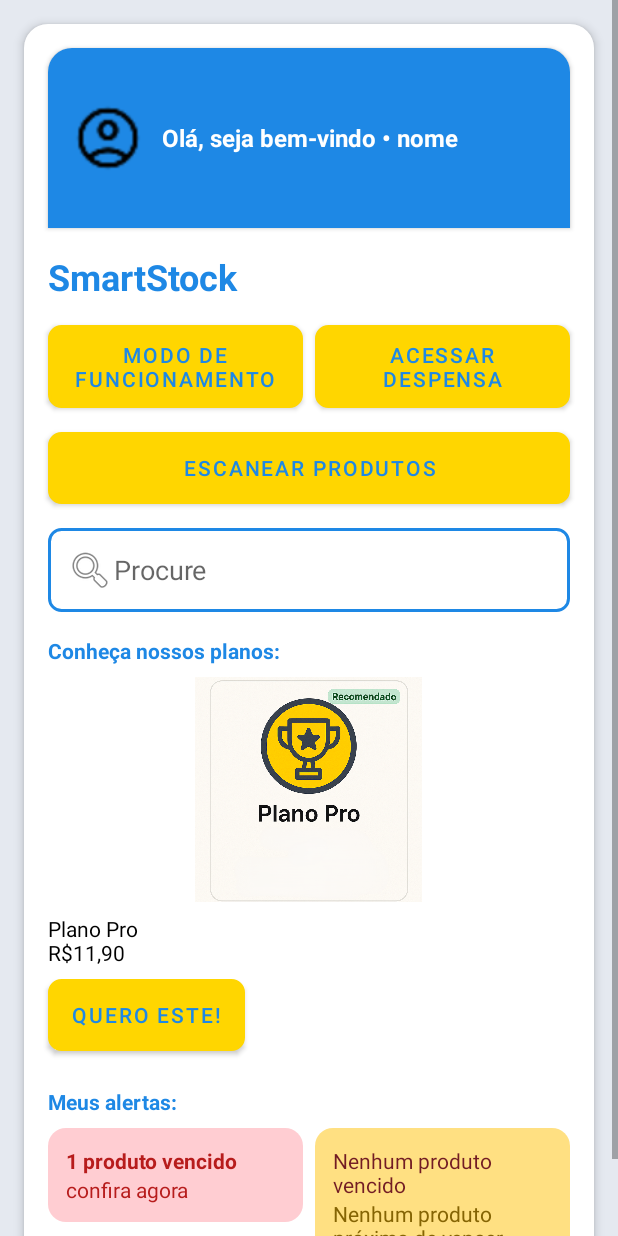
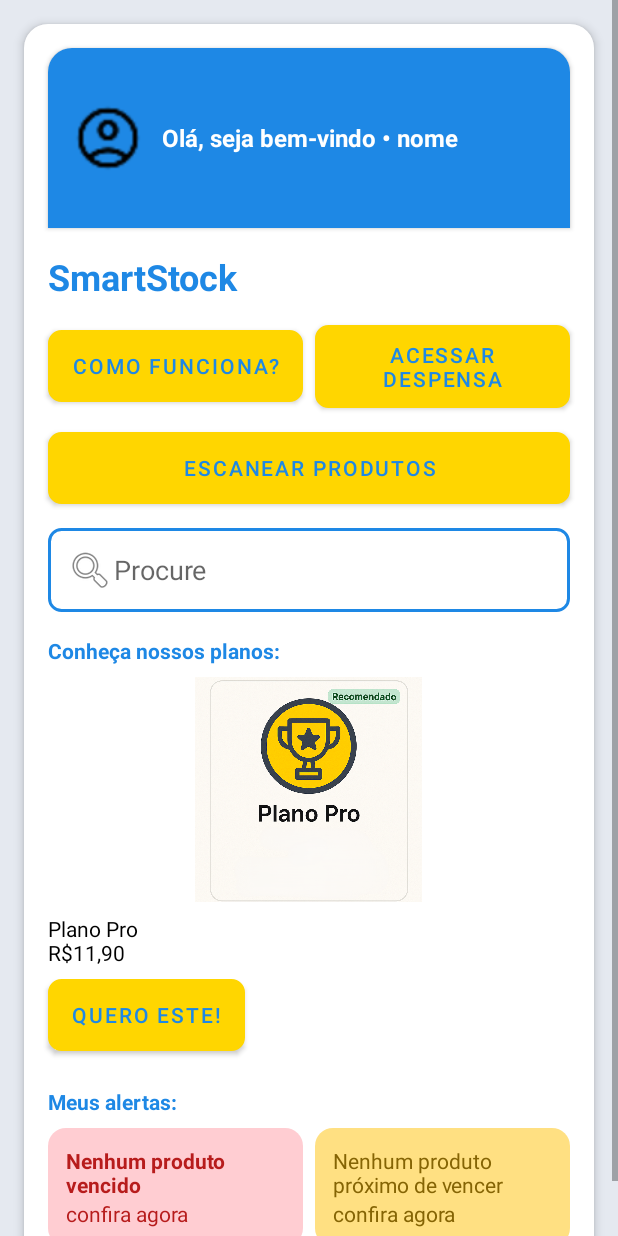
Before and after one commit to portellafelipe/TesteSmartStock, an Android app: the HomeActivity screen opened directly, with no data from a screen before it, on a phone screen of 412 x 824 dp. Run offline under Robolectric (Android 15) with nearby library versions, the light colour scheme and no system bars; our stand-ins replace Firebase (no records; nobody signed in at launch, a user with empty details on screens opened directly).

Commit message:
Versão final

```diff
--- a/app/src/main/java/HomeActivity.java
+++ b/app/src/main/java/HomeActivity.java
@@ -10,12 +10,12 @@ import androidx.appcompat.app.AppCompatActivity;
 
 import com.google.firebase.firestore.FirebaseFirestore;
 import com.google.firebase.firestore.QueryDocumentSnapshot;
+
+import java.text.ParseException;
 import java.text.SimpleDateFormat;
-import java.text.ParseException;
+import java.util.Calendar;
 import java.util.Date;
-import java.util.Calendar;
 import java.util.Locale;
-import android.util.Log;
 
 public class HomeActivity extends AppCompatActivity {
 
@@ -28,14 +28,13 @@ public class HomeActivity extends AppCompatActivity {
         setContentView(R.layout.activity_home);
 
         textSaudacao = findViewById(R.id.textSaudacao);
-        imageAvatar = findViewById(R.id.imageAvatar); // Avatar
+        imageAvatar = findViewById(R.id.imageAvatar);
 
         String nomeUsuario = getIntent().getStringExtra("nome_usuario");
         if (nomeUsuario != null) {
             textSaudacao.setText("Olá, seja bem-vindo • " + nomeUsuario);
         }
 
-        // Clicar no avatar leva para PerfilActivity
         imageAvatar.setOnClickListener(v -> {
             Intent intent = new Intent(HomeActivity.this, PerfilActivity.class);
             intent.putExtra("nome_usuario", nomeUsuario);
@@ -50,14 +49,14 @@ public class HomeActivity extends AppCompatActivity {
 
         Button btnDispensa = findViewById(R.id.btnAcessarDispensa);
         btnDispensa.setOnClickListener(v -> {
-            Intent intent = new Intent(HomeActivity.this,DispensaActivity.class);
+            Intent intent = new Intent(HomeActivity.this, DispensaActivity.class);
             intent.putExtra("nome_usuario", nomeUsuario);
             startActivity(intent);
         });
 
         Button btnEscanear = findViewById(R.id.btnEscanear);
         btnEscanear.setOnClickListener(v -> {
-            Intent intent = new Intent(HomeActivity.this,AddProdutoActivity.class);
+            Intent intent = new Intent(HomeActivity.this, AddProdutoActivity.class);
             intent.putExtra("nome_usuario", nomeUsuario);
             startActivity(intent);
         });
@@ -65,24 +64,30 @@ public class HomeActivity extends AppCompatActivity {
         Button btnPlano = findViewById(R.id.btnPlano);
         btnPlano.setOnClickListener(v -> {
             Intent intent = new Intent(this, PlanosActivity.class);
-
             startActivity(intent);
         });
+
+        // Chamada inicial (pode ser removida, mas manteremos por segurança)
+        carregarAlertas();
     }
+
+    // MÉTODO NOVO: CHAMA carregarAlertas SEMPRE QUE A TELA VOLTA A FICAR VISÍVEL
+    @Override
+    protected void onResume() {
+        super.onResume();
+        carregarAlertas();
+    }
+
     private void carregarAlertas() {
         FirebaseFirestore db = FirebaseFirestore.getInstance();
         String nomeUsuario = getIntent().getStringExtra("nome_usuario");
-        Log.d("USER", "Usuário carregado: " + nomeUsuario);
 
+        // NOTE: Use os IDs corretos que definimos no XML
+        TextView alertaVencidos = findViewById(R.id.alertaContadorVencidos);
+        TextView alertaProximosVencer = findViewById(R.id.alertaProximosVencer);
 
-        // 1. Inicia as Views com os IDs corretos do XML
-        TextView alertaVencidos = findViewById(R.id.alertaVencidos);
-        // Renomeamos para refletir que este campo é usado para 'Próximos de Vencer'
-        TextView alertaProximosVencer = findViewById(R.id.alertaBaixoEstoque);
-
-        // Validação inicial para evitar NullPointer
         if (alertaVencidos == null || alertaProximosVencer == null || nomeUsuario == null) {
-            return; // Sai se não puder carregar as Views ou se não houver nome de usuário
+            return;
         }
 
         db.collection("usuarios").document(nomeUsuario)
@@ -92,12 +97,9 @@ public class HomeActivity extends AppCompatActivity {
                     int vencidos = 0;
                     int proximos = 0;
 
-                    // 2. Uso de ZonedDateTime para melhor precisão e timezone (boa prática)
-                    // Usando o método antigo para compatibilidade com seu código:
                     SimpleDateFormat formatoISO = new SimpleDateFormat("yyyy-MM-dd", Locale.getDefault());
                     SimpleDateFormat formatoBR = new SimpleDateFormat("dd-MM-yyyy", Locale.getDefault());
 
-                    // Zera as horas/minutos para comparar apenas as datas de forma mais justa
                     Calendar cal = Calendar.getInstance();
                     cal.set(Calendar.HOUR_OF_DAY, 0);
                     cal.set(Calendar.MINUTE, 0);
@@ -107,7 +109,6 @@ public class HomeActivity extends AppCompatActivity {
 
                     for (QueryDocumentSnapshot doc : querySnapshot) {
                         String dataValidade = doc.getString("dataValidade");
-                        Log.d("DATA", "Validade recebida: " + dataValidade);
 
                         if (dataValidade != null && !dataValidade.isEmpty()) {
                             try {
@@ -120,36 +121,30 @@ public class HomeActivity extends AppCompatActivity {
                                 }
 
                                 if (validade != null) {
-                                    // Subtrai hoje para obter a diferença em milissegundos
                                     long diff = validade.getTime() - hoje.getTime();
-                                    // Converte para dias
                                     long dias = diff / (1000 * 60 * 60 * 24);
 
-                                    if (dias < 0) {
+                                    // Lógica Corrigida para Vencidos (caixa vermelha)
+                                    if (diff < 0) {
                                         vencidos++;
-                                    } else if (dias <= 10) {
+                                    }
+                                    // Lógica para Próximos (caixa amarela)
+                                    else if (dias <= 10) {
                                         proximos++;
                                     }
                                 }
                             } catch (Exception ignored) {
-                                // Ignora produtos com data inválida
                             }
                         }
                     }
 
-
-                    // 3. Atualiza textos (Ajustado o texto de saída do alertaProximosVencer)
-                    // Alerta Vencidos (Caixa Vermelha)
                     if (vencidos > 0) {
-                        // Texto: "X produto(s) vencido(s) • confira agora"
                         alertaVencidos.setText(vencidos + " produto" + (vencidos > 1 ? "s" : "") + " vencido" + (vencidos > 1 ? "s" : "") + " • confira agora");
                     } else {
                         alertaVencidos.setText("Nenhum produto vencido");
                     }
 
-                    // Alerta Próximos de Vencer (Caixa Amarela)
                     if (proximos > 0) {
-                        // Texto: "X produto(s) próximo(s) do vencimento"
                         alertaProximosVencer.setText(proximos + " produto" + (proximos > 1 ? "s" : "") + " próximo" + (proximos > 1 ? "s" : "") + " do vencimento");
                     } else {
                         alertaProximosVencer.setText("Nenhum produto próximo de vencer");
@@ -161,5 +156,4 @@ public class HomeActivity extends AppCompatActivity {
                     alertaProximosVencer.setText("Erro ao carregar alertas");
                 });
     }
-
 }
--- a/app/src/main/java/SplashActivity.java
+++ b/app/src/main/java/SplashActivity.java
@@ -3,6 +3,7 @@ package com.example.testesmartstock;
 import android.content.Intent;
 import android.os.Bundle;
 import android.os.Handler;
+import android.os.Looper; // <--- NOVO IMPORT
 import android.view.animation.Animation;
 import android.view.animation.AnimationUtils;
 import android.widget.ImageView;
@@ -23,8 +24,7 @@ public class SplashActivity extends AppCompatActivity {
         Animation animacao = AnimationUtils.loadAnimation(this, R.anim.fade_in);
         logo.startAnimation(animacao);
 
-        // Delay para ir pra MainActivity (onde escolhe Login ou Cadastro)
-        new Handler().postDelayed(() -> {
+        new Handler(Looper.getMainLooper()).postDelayed(() -> {
             Intent intent = new Intent(SplashActivity.this, MainActivity.class);
             startActivity(intent);
             finish();
--- a/app/src/main/res/layout/activity_home.xml
+++ b/app/src/main/res/layout/activity_home.xml
@@ -79,7 +79,7 @@
                 android:layout_height="wrap_content"
                 android:layout_weight="1"
                 android:background="@drawable/button_blue_border"
-                android:text="Modo de funcionamento"
+                android:text="Como funciona?"
                 android:textColor="#1E88E5" />
 
             <Button
@@ -172,9 +172,10 @@
                 android:padding="12dp">
 
                 <TextView
+                    android:id="@+id/alertaContadorVencidos"
                     android:layout_width="wrap_content"
                     android:layout_height="wrap_content"
-                    android:text="1 produto vencido"
+                    android:text="Nenhum produto vencido"
                     android:textColor="#B71C1C"
                     android:textStyle="bold" />
 
@@ -194,21 +195,18 @@
                 android:padding="12dp">
 
                 <TextView
-                    android:id="@+id/alertaVencidos"
+                    android:id="@+id/alertaProximosVencer"
                     android:layout_width="match_parent"
-                android:layout_height="wrap_content"
-                android:backgroundTint="#F8D7DA"
-                android:textColor="#721C24"
-                android:text="Nenhum produto vencido"/>
+                    android:layout_height="wrap_content"
+                    android:textColor="#856404"
+                    android:text="Nenhum produto próximo de vencer" />
 
                 <TextView
                     android:id="@+id/alertaBaixoEstoque"
                     android:layout_width="match_parent"
-                android:layout_height="wrap_content"
-                android:backgroundTint="#FFF3CD"
-                android:textColor="#856404"
-                android:text="Nenhum produto próximo de vencer" />
-
+                    android:layout_height="wrap_content"
+                    android:textColor="#856404"
+                    android:text="confira agora" />
             </LinearLayout>
         </LinearLayout>
     </LinearLayout>
--- a/app/src/main/res/layout/activity_main.xml
+++ b/app/src/main/res/layout/activity_main.xml
@@ -69,7 +69,7 @@
             android:id="@+id/loginButton"
             android:layout_width="0dp"
             android:layout_height="48dp"
-            android:text="Já possui uma conta? Login"
+            android:text="Fazer Login"
             android:textColor="#000000"
             app:layout_constraintTop_toBottomOf="@id/registerButton"
             android:layout_marginTop="16dp"
--- a/app/src/main/res/layout/activity_perfil.xml
+++ b/app/src/main/res/layout/activity_perfil.xml
@@ -125,7 +125,7 @@
         </LinearLayout>
 
         <!-- Card Preferências -->
-        <LinearLayout
+        <!--<LinearLayout
             android:id="@+id/cardPreferencias"
             android:layout_width="match_parent"
             android:layout_height="wrap_content"
@@ -166,7 +166,7 @@
                 android:layout_width="24dp"
                 android:layout_height="24dp"
                 android:src="@android:drawable/ic_media_next"/>
-        </LinearLayout>
+        </LinearLayout> -->
 
         <!-- Card Termos de uso -->
         <LinearLayout
```
Also changed, not shown: app/src/main/java/AddProdutoAdapter.java (+44 -9 lines), app/src/main/java/PerfilActivity.java (+4 -4 lines).
